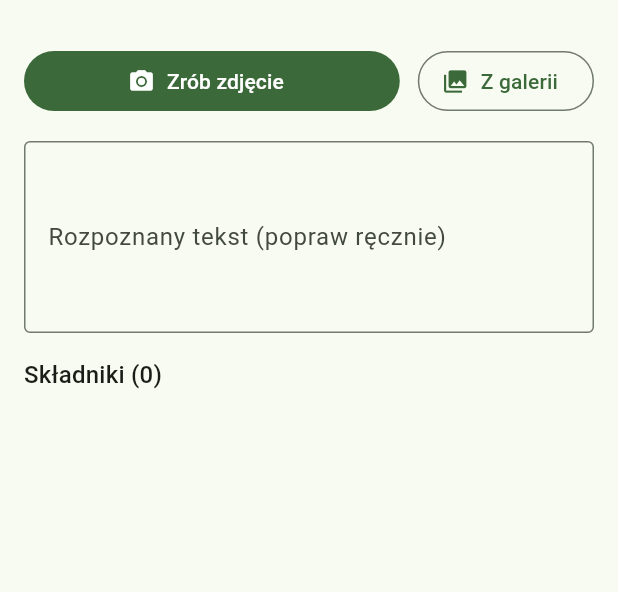
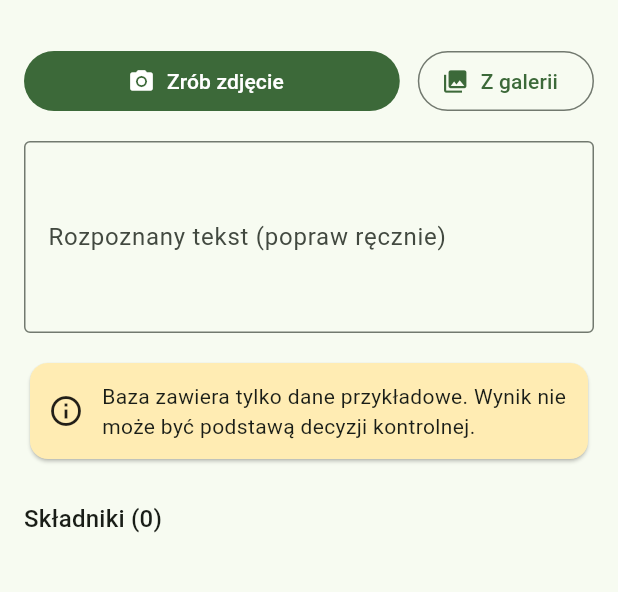
Before and after one commit to gnysek/label-check, a Flutter app: the screen it shows after launch, after a tap on "Zrób zdjęcie", on a phone screen of 412 x 824 dp, the part 63-655 px from its top. Run offline on Flutter 3.47's test engine with Material 3 defaults, Android fonts, the phone set to English and light mode, and no system bars; our stand-ins replace image_picker; missing offline and left inert: google_mlkit_text_recognition.

Commit message:
Sprawdzanie E-numerów i statusy na ekranie wyniku
Dodano bazę dodatków (dane przykładowe), moduł sprawdzania,
testy oraz kolorowe statusy i podsumowanie na ekranie skanu.

Co-Authored-By: Claude Sonnet 5.5 <noreply@anthropic.com>
Claude-Session: https://claude.ai/code/session_01UvLXA9nin829448EEfPRRr

```diff
--- /dev/null
+++ b/lib/additive_db.dart
@@ -0,0 +1,78 @@
+import 'dart:convert';
+
+import 'package:flutter/services.dart' show rootBundle;
+
+/// Status dodatku względem przepisów.
+enum AdditiveStatus {
+  /// Dozwolony.
+  allowed,
+
+  /// Dozwolony z ograniczeniami (limity, kategorie, ostrzeżenia na etykiecie).
+  restricted,
+
+  /// Niedozwolony.
+  banned,
+
+  /// Brak w bazie: wymaga ręcznej weryfikacji.
+  notFound,
+}
+
+class AdditiveInfo {
+  const AdditiveInfo({
+    required this.code,
+    required this.name,
+    required this.status,
+    required this.source,
+    this.note,
+  });
+
+  final String code;
+  final String name;
+  final AdditiveStatus status;
+  final String source;
+  final String? note;
+
+  factory AdditiveInfo.fromJson(Map<String, dynamic> json) => AdditiveInfo(
+        code: json['code'] as String,
+        name: json['name'] as String,
+        status: AdditiveStatus.values.byName(json['status'] as String),
+        source: json['source'] as String,
+        note: json['note'] as String?,
+      );
+}
+
+/// Lokalna baza dodatków (np. ładowana z assets/additives.json).
+class AdditiveDatabase {
+  AdditiveDatabase(Iterable<AdditiveInfo> items, {this.isSample = false})
+      : _byCode = {for (final i in items) normalizeCode(i.code): i};
+
+  final Map<String, AdditiveInfo> _byCode;
+
+  /// True, jeśli baza zawiera tylko dane przykładowe.
+  final bool isSample;
+
+  int get length => _byCode.length;
+
+  /// "e 330" -> "E330", "E160A" -> "E160a".
+  static String normalizeCode(String code) {
+    final c = code.trim().replaceAll(RegExp(r'\s+'), '');
+    final m = RegExp(r'^[Ee](\d+)(.*)$').firstMatch(c);
+    if (m == null) return c.toUpperCase();
+    return 'E${m.group(1)}${m.group(2)!.toLowerCase()}';
+  }
+
+  AdditiveInfo? lookup(String code) => _byCode[normalizeCode(code)];
+
+  factory AdditiveDatabase.fromJsonString(String source) {
+    final data = jsonDecode(source) as Map<String, dynamic>;
+    final items = (data['additives'] as List)
+        .map((e) => AdditiveInfo.fromJson(e as Map<String, dynamic>));
+    final meta = data['meta'] as Map<String, dynamic>?;
+    return AdditiveDatabase(items, isSample: meta?['sample'] == true);
+  }
+
+  static Future<AdditiveDatabase> loadAsset(
+      [String path = 'assets/additives.json']) async {
+    return AdditiveDatabase.fromJsonString(await rootBundle.loadString(path));
+  }
+}
--- /dev/null
+++ b/lib/checker.dart
@@ -0,0 +1,34 @@
+import 'additive_db.dart';
+import 'ingredient_parser.dart';
+
+/// Wynik sprawdzenia jednego składnika.
+class IngredientCheck {
+  const IngredientCheck(this.ingredient, this.status, {this.info});
+
+  final Ingredient ingredient;
+
+  /// null = zwykły składnik bez numeru E (nie podlega sprawdzeniu dodatków).
+  final AdditiveStatus? status;
+
+  final AdditiveInfo? info;
+}
+
+class LabelChecker {
+  const LabelChecker(this.db);
+
+  final AdditiveDatabase db;
+
+  List<IngredientCheck> check(List<Ingredient> ingredients) =>
+      [for (final i in ingredients) _check(i)];
+
+  IngredientCheck _check(Ingredient i) {
+    final code = i.eNumber;
+    if (code == null) return IngredientCheck(i, null);
+    final info = db.lookup(code);
+    return IngredientCheck(
+      i,
+      info?.status ?? AdditiveStatus.notFound,
+      info: info,
+    );
+  }
+}
--- a/lib/screens/scan_screen.dart
+++ b/lib/screens/scan_screen.dart
@@ -4,9 +4,11 @@ import 'package:flutter/material.dart';
 import 'package:google_mlkit_text_recognition/google_mlkit_text_recognition.dart';
 import 'package:image_picker/image_picker.dart';
 
+import '../additive_db.dart';
+import '../checker.dart';
 import '../ingredient_parser.dart';
 
-/// Ekran: zdjęcie etykiety -> OCR -> edytowalny tekst -> lista składników.
+/// Ekran: zdjęcie etykiety -> OCR -> edytowalny tekst -> składniki ze statusami.
 class ScanScreen extends StatefulWidget {
   const ScanScreen({super.key});
 
@@ -22,13 +24,36 @@ class _ScanScreenState extends State<ScanScreen> {
 
   File? _image;
   bool _busy = false;
-  List<Ingredient> _ingredients = const [];
+  AdditiveDatabase? _db;
+  List<IngredientCheck> _checks = const [];
+
+  @override
+  void initState() {
+    super.initState();
+    _loadDb();
+  }
 
   @override
   void dispose() {
     _recognizer.close();
     _controller.dispose();
     super.dispose();
+  }
+
+  Future<void> _loadDb() async {
+    try {
+      final db = await AdditiveDatabase.loadAsset();
+      if (!mounted) return;
+      _db = db;
+      _reparse();
+    } catch (e) {
+      _showError('Nie udało się wczytać bazy dodatków: $e');
+    }
+  }
+
+  void _showError(String message) {
+    if (!mounted) return;
+    ScaffoldMessenger.of(context).showSnackBar(SnackBar(content: Text(message)));
   }
 
   Future<void> _capture(ImageSource source) async {
@@ -46,18 +71,23 @@ class _ScanScreenState extends State<ScanScreen> {
       _controller.text = result.text;
       _reparse();
     } catch (e) {
-      if (!mounted) return;
-      ScaffoldMessenger.of(context).showSnackBar(
-        SnackBar(content: Text('Nie udało się odczytać zdjęcia: $e')),
-      );
+      _showError('Nie udało się odczytać zdjęcia: $e');
     } finally {
       if (mounted) setState(() => _busy = false);
     }
   }
 
   void _reparse() {
-    setState(() => _ingredients = _parser.parse(_controller.text));
+    final ingredients = _parser.parse(_controller.text);
+    final db = _db;
+    setState(() {
+      _checks = db == null
+          ? [for (final i in ingredients) IngredientCheck(i, null)]
+          : LabelChecker(db).check(ingredients);
+    });
   }
+
+  int _count(AdditiveStatus s) => _checks.where((c) => c.status == s).length;
 
   @override
   Widget build(BuildContext context) {
@@ -83,10 +113,11 @@ class _ScanScreenState extends State<ScanScreen> {
               ),
             ],
           ),
-          if (_busy) const Padding(
-            padding: EdgeInsets.only(top: 16),
-            child: LinearProgressIndicator(),
-          ),
+          if (_busy)
+            const Padding(
+              padding: EdgeInsets.only(top: 16),
+              child: LinearProgressIndicator(),
+            ),
           if (_image != null) ...[
             const SizedBox(height: 16),
             ClipRRect(
@@ -105,24 +136,157 @@ class _ScanScreenState extends State<ScanScreen> {
               border: OutlineInputBorder(),
             ),
           ),
+          if (_db?.isSample == true) ...[
+            const SizedBox(height: 16),
+            const _SampleDataBanner(),
+          ],
           const SizedBox(height: 16),
+          if (_checks.isNotEmpty) _SummaryCard(
+            banned: _count(AdditiveStatus.banned),
+            restricted: _count(AdditiveStatus.restricted),
+            notFound: _count(AdditiveStatus.notFound),
+            allowed: _count(AdditiveStatus.allowed),
+          ),
+          const SizedBox(height: 8),
           Text(
-            'Składniki (${_ingredients.length})',
+            'Składniki (${_checks.length})',
             style: Theme.of(context).textTheme.titleMedium,
           ),
           const SizedBox(height: 8),
-          for (final i in _ingredients)
-            Card(
-              child: ListTile(
-                title: Text(i.name),
-                subtitle: i.percent == null ? null : Text('Udział: ${i.percent}'),
-                trailing: i.eNumber == null
-                    ? null
-                    : Chip(label: Text(i.eNumber!)),
-              ),
-            ),
+          for (final c in _checks) _IngredientTile(check: c),
         ],
       ),
     );
   }
 }
+
+({Color color, IconData icon, String label}) _look(AdditiveStatus s) {
+  switch (s) {
+    case AdditiveStatus.allowed:
+      return (
+        color: Colors.green.shade700,
+        icon: Icons.check_circle,
+        label: 'Dozwolony',
+      );
+    case AdditiveStatus.restricted:
+      return (
+        color: Colors.orange.shade800,
+        icon: Icons.warning_amber_rounded,
+        label: 'Z ograniczeniami',
+      );
+    case AdditiveStatus.banned:
+      return (
+        color: Colors.red.shade700,
+        icon: Icons.block,
+        label: 'Niedozwolony',
+      );
+    case AdditiveStatus.notFound:
+      return (
+        color: Colors.blueGrey,
+        icon: Icons.help_outline,
+        label: 'Brak w bazie, zweryfikuj ręcznie',
+      );
+  }
+}
+
+class _SampleDataBanner extends StatelessWidget {
+  const _SampleDataBanner();
+
+  @override
+  Widget build(BuildContext context) {
+    return Card(
+      color: Colors.amber.shade100,
+      child: const Padding(
+        padding: EdgeInsets.all(12),
+        child: Row(
+          children: [
+            Icon(Icons.info_outline),
+            SizedBox(width: 12),
+            Expanded(
+              child: Text(
+                'Baza zawiera tylko dane przykładowe. Wynik nie może być '
+                'podstawą decyzji kontrolnej.',
+              ),
+            ),
+          ],
+        ),
+      ),
+    );
+  }
+}
+
+class _SummaryCard extends StatelessWidget {
+  const _SummaryCard({
+    required this.banned,
+    required this.restricted,
+    required this.notFound,
+    required this.allowed,
+  });
+
+  final int banned;
+  final int restricted;
+  final int notFound;
+  final int allowed;
+
+  @override
+  Widget build(BuildContext context) {
+    final AdditiveStatus worst;
+    if (banned > 0) {
+      worst = AdditiveStatus.banned;
+    } else if (restricted > 0) {
+      worst = AdditiveStatus.restricted;
+    } else if (notFound > 0) {
+      worst = AdditiveStatus.notFound;
+    } else {
+      worst = AdditiveStatus.allowed;
+    }
+    final look = _look(worst);
+    return Card(
+      color: look.color.withValues(alpha: 0.12),
+      child: Padding(
+        padding: const EdgeInsets.all(12),
+        child: Row(
+          children: [
+            Icon(look.icon, color: look.color, size: 32),
+            const SizedBox(width: 12),
+            Expanded(
+              child: Text(
+                'Niedozwolone: $banned · Z ograniczeniami: $restricted · '
+                'Do weryfikacji: $notFound · Dozwolone: $allowed',
+                style: const TextStyle(fontWeight: FontWeight.w600),
+              ),
+            ),
+          ],
+        ),
+      ),
+    );
+  }
+}
+
+class _IngredientTile extends StatelessWidget {
+  const _IngredientTile({required this.check});
+
+  final IngredientCheck check;
+
+  @override
+  Widget build(BuildContext context) {
+    final status = check.status;
+    final look = status == null ? null : _look(status);
+    final i = check.ingredient;
+    final lines = <String>[
+      if (i.percent != null) 'Udział: ${i.percent}',
+      if (check.info != null) check.info!.name,
+      if (look != null) look.label,
+      if (check.info?.note != null) check.info!.note!,
+      if (check.info != null) 'Podstawa: ${check.info!.source}',
+    ];
+    return Card(
+      child: ListTile(
+        leading: look == null ? null : Icon(look.icon, color: look.color),
+        title: Text(i.name),
+        subtitle: lines.isEmpty ? null : Text(lines.join('\n')),
+        trailing: i.eNumber == null ? null : Chip(label: Text(i.eNumber!)),
+      ),
+    );
+  }
+}
--- a/pubspec.yaml
+++ b/pubspec.yaml
@@ -19,3 +19,5 @@ dev_dependencies:
 
 flutter:
   uses-material-design: true
+  assets:
+    - assets/additives.json
```
Also changed, not shown: assets/additives.json (added, +86 -0 lines), 2 other files.
